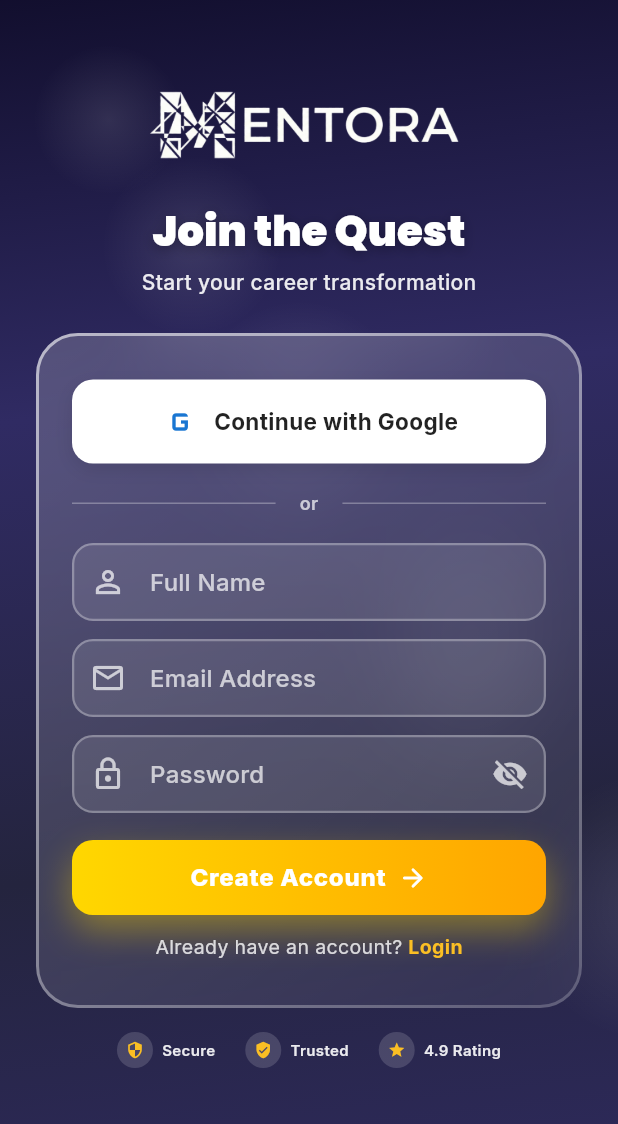
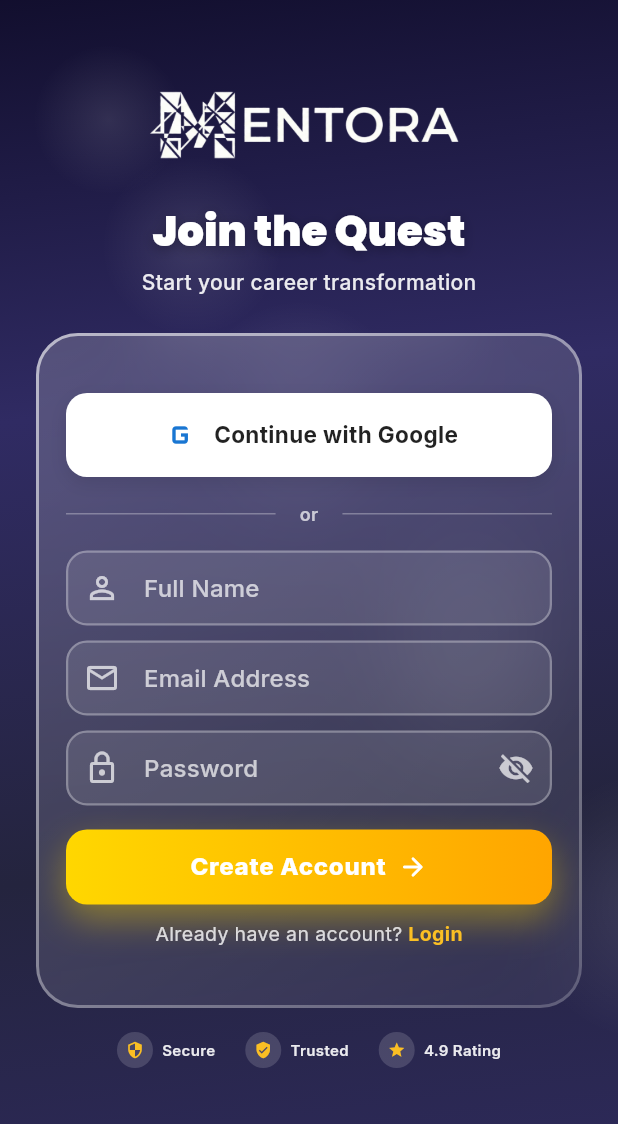
Before and after one commit to pranavraok/Mentora-App, a Flutter app: the screen it shows after launch, after a tap on "Start Your Quest", on a phone screen of 412 x 824 dp. Shown: the top 1124 px of the screen. Run offline on Flutter 3.47's test engine with Material 3 defaults, Android fonts, the phone set to English and light mode, and no system bars; drawn by our look-alikes of flutter_animate, glassmorphism; our stand-ins replace cloud_firestore, confetti, file_picker, flutter_riverpod, google_fonts, google_sign_in and 2 more; accounts and stored records are empty.

Commit message:
Auth Google + pixels fixed

```diff
--- a/lib/pages/auth_page.dart
+++ b/lib/pages/auth_page.dart
@@ -37,12 +37,10 @@
       duration: const Duration(seconds: 3),
       vsync: this,
     )..repeat(reverse: true);
-
     _rotationController = AnimationController(
       duration: const Duration(seconds: 20),
       vsync: this,
     )..repeat();
-
     _slideController = AnimationController(
       duration: const Duration(milliseconds: 600),
       vsync: this,
@@ -86,7 +84,6 @@
   Future<void> _handleAuth() async {
     if (!_formKey.currentState!.validate()) return;
     setState(() => _isLoading = true);
-
     try {
       final authService = AuthService();
       if (widget.isLogin) {
@@ -96,7 +93,6 @@
             _emailController.text.trim(),
             _passwordController.text,
           );
-
           if (response.user != null) {
             final isEmailVerified = response.user!.emailConfirmedAt != null;
             if (!isEmailVerified) {
@@ -115,12 +111,10 @@
               await authService.signOut();
               return;
             }
-
             final isComplete =
             await authService.isOnboardingComplete(response.user!.id);
             if (!mounted) return;
             setState(() => _isLoading = false);
-
             await showAuthPopup(
               context: context,
               title: 'Login Successful! 🎉',
@@ -146,7 +140,6 @@
           if (!mounted) return;
           setState(() => _isLoading = false);
           final errorMessage = e.message.toLowerCase();
-
           if (errorMessage.contains('email not confirmed')) {
             await showAuthPopup(
               context: context,
@@ -195,11 +188,9 @@
           _passwordController.text,
           name: _nameController.text.trim(),
         );
-
         if (response.user != null) {
           if (!mounted) return;
           setState(() => _isLoading = false);
-
           await showAuthPopup(
             context: context,
             title: '📧 Check Your Email!',
@@ -240,16 +231,13 @@
     try {
       final authService = AuthService();
       final success = await authService.signInWithGoogle();
-
       if (success && mounted) {
         await Future.delayed(const Duration(seconds: 2));
         final user = authService.currentUser;
-
         if (user != null) {
           final isComplete =
           await authService.isOnboardingComplete(user.id);
           if (!mounted) return;
-
           if (isComplete) {
             Navigator.pushReplacement(
               context,
@@ -311,7 +299,6 @@
               );
             },
           ),
-
           // Floating orbs
           ...List.generate(5, (index) {
             return AnimatedBuilder(
@@ -340,16 +327,14 @@
               },
             );
           }),
-
           // Main content
           SafeArea(
             child: SingleChildScrollView(
               padding: const EdgeInsets.symmetric(horizontal: 24, vertical: 16),
               child: Column(
                 children: [
-                  const SizedBox(height: 20), // Controls vertical position
-
-                  // Logo (SMALLER)
+                  const SizedBox(height: 20),
+                  // Logo
                   AnimatedBuilder(
                     animation: _floatingController,
                     builder: (context, child) {
@@ -375,7 +360,6 @@
                     ),
                   ),
                   const SizedBox(height: 20),
-
                   // Title
                   Text(
                     widget.isLogin ? 'Welcome Back!' : 'Join the Quest',
@@ -394,7 +378,6 @@
                     ),
                   ).animate().fadeIn(delay: 200.ms).slideY(begin: 0.3, end: 0),
                   const SizedBox(height: 6),
-
                   // Subtitle
                   Text(
                     widget.isLogin
@@ -407,12 +390,11 @@
                     ),
                   ).animate().fadeIn(delay: 300.ms),
                   const SizedBox(height: 24),
-
-                  // Form card (CONSTRAINED WIDTH)
+                  // Form card - FIXED HEIGHT
                   ConstrainedBox(
                     constraints: const BoxConstraints(maxWidth: 450),
                     child: GlassmorphicContainer(
-                      height: 450,
+                      height: widget.isLogin ? 435 : 450, // REDUCED by 10px each
                       width: double.infinity,
                       borderRadius: 28,
                       blur: 20,
@@ -435,19 +417,18 @@
                         ],
                       ),
                       child: Padding(
-                        padding: const EdgeInsets.all(24),
+                        padding: const EdgeInsets.all(20), // REDUCED from 24 to 20
                         child: Form(
                           key: _formKey,
                           child: Column(
                             mainAxisSize: MainAxisSize.min,
                             children: [
-                              // Google button ONLY (FULL WIDTH)
+                              // Google button
                               _buildGoogleButton()
                                   .animate()
                                   .fadeIn(delay: 400.ms)
                                   .slideY(begin: 0.2, end: 0),
-                              const SizedBox(height: 18),
-
+                              const SizedBox(height: 16), // REDUCED from 18 to 16
                               // Divider
                               Row(
                                 children: [
@@ -477,8 +458,7 @@
                                   ),
                                 ],
                               ).animate().fadeIn(delay: 500.ms),
-                              const SizedBox(height: 18),
-
+                              const SizedBox(height: 16), // REDUCED from 18 to 16
                               // Name field (for signup)
                               if (!widget.isLogin) ...[
                                 _buildTextField(
@@ -493,9 +473,8 @@
                                     .animate()
                                     .fadeIn(delay: 600.ms)
                                     .slideX(begin: -0.2, end: 0),
-                                const SizedBox(height: 12),
+                                const SizedBox(height: 10), // REDUCED from 12 to 10
                               ],
-
                               // Email field
                               _buildTextField(
                                 controller: _emailController,
@@ -503,8 +482,7 @@
                                 icon: Icons.email_outlined,
                                 keyboardType: TextInputType.emailAddress,
                                 validator: (v) {
-                                  if (v?.isEmpty ?? true)
-                                    return 'Email required';
+                                  if (v?.isEmpty ?? true) return 'Email required';
                                   if (!v!.contains('@')) return 'Invalid email';
                                   return null;
                                 },
@@ -513,13 +491,11 @@
                                   .animate()
                                   .fadeIn(
                                 delay: Duration(
-                                  milliseconds:
-                                  widget.isLogin ? 600 : 700,
+                                  milliseconds: widget.isLogin ? 600 : 700,
                                 ),
                               )
                                   .slideX(begin: -0.2, end: 0),
-                              const SizedBox(height: 12),
-
+                              const SizedBox(height: 10), // REDUCED from 12 to 10
                               // Password field
                               _buildTextField(
                                 controller: _passwordController,
@@ -540,10 +516,8 @@
                                   },
                                 ),
                                 validator: (v) {
-                                  if (v?.isEmpty ?? true)
-                                    return 'Password required';
-                                  if (v!.length < 6)
-                                    return 'Min 6 characters';
+                                  if (v?.isEmpty ?? true) return 'Password required';
+                                  if (v!.length < 6) return 'Min 6 characters';
                                   return null;
                                 },
                                 delay: widget.isLogin ? 700 : 800,
@@ -551,14 +525,12 @@
                                   .animate()
                                   .fadeIn(
                                 delay: Duration(
-                                  milliseconds:
-                                  widget.isLogin ? 700 : 800,
+                                  milliseconds: widget.isLogin ? 700 : 800,
                                 ),
                               )
                                   .slideX(begin: -0.2, end: 0),
-
                               if (widget.isLogin) ...[
-                                const SizedBox(height: 4),
+                                const SizedBox(height: 2), // REDUCED from 4 to 2
                                 Align(
                                   alignment: Alignment.centerRight,
                                   child: TextButton(
@@ -578,24 +550,19 @@
                                   ),
                                 ).animate().fadeIn(delay: 800.ms),
                               ],
-
-                              const SizedBox(height: 18),
-
+                              const SizedBox(height: 16), // REDUCED from 18 to 16
                               // Submit button
                               _buildSubmitButton()
                                   .animate()
                                   .fadeIn(
                                 delay: Duration(
-                                  milliseconds:
-                                  widget.isLogin ? 900 : 1000,
+                                  milliseconds: widget.isLogin ? 900 : 1000,
                                 ),
                               )
                                   .slideY(begin: 0.2, end: 0)
                                   .then()
-                                  .shimmer(
-                                  delay: 1000.ms, duration: 2000.ms),
-                              const SizedBox(height: 12),
-
+                                  .shimmer(delay: 1000.ms, duration: 2000.ms),
+                              const SizedBox(height: 10), // REDUCED from 12 to 10
                               // Toggle auth mode
                               Row(
                                 mainAxisAlignment: MainAxisAlignment.center,
@@ -623,8 +590,7 @@
                                 ],
                               ).animate().fadeIn(
                                 delay: Duration(
-                                  milliseconds:
-                                  widget.isLogin ? 1000 : 1100,
+                                  milliseconds: widget.isLogin ? 1000 : 1100,
                                 ),
                               ),
                             ],
@@ -636,9 +602,7 @@
                         .fadeIn(delay: 400.ms)
                         .scale(begin: const Offset(0.95, 0.95)),
                   ),
-
                   const SizedBox(height: 16),
-
                   // Trust badges
                   Row(
                     mainAxisAlignment: MainAxisAlignment.center,
@@ -662,7 +626,7 @@
     );
   }
 
-  // Google button (FULL WIDTH)
+  // Google button
   Widget _buildGoogleButton() {
     return GestureDetector(
       onTap: _handleGoogleSignIn,
@@ -748,7 +712,7 @@
           fontWeight: FontWeight.w600,
         ),
         contentPadding:
-        const EdgeInsets.symmetric(horizontal: 18, vertical: 14),
+        const EdgeInsets.symmetric(horizontal: 18, vertical: 13), // REDUCED from 14 to 13
       ),
       validator: validator,
     );
--- a/lib/pages/landing_page.dart
+++ b/lib/pages/landing_page.dart
@@ -607,7 +607,7 @@
                 context,
                 icon: Icons.emoji_events,
                 title: 'Epic\nRewards',
-                description: 'XP, badges & more',
+                description: 'XP, badges & more..',
                 gradient: const LinearGradient(
                   colors: [Color(0xFFf093fb), Color(0xFFf5576c)],
                 ),
--- a/lib/pages/splash_page.dart
+++ b/lib/pages/splash_page.dart
@@ -5,6 +5,7 @@
 import 'package:mentora_app/pages/landing_page.dart';
 import 'package:mentora_app/pages/dashboard_page.dart';
 import 'package:mentora_app/services/auth_service.dart';
+import 'package:mentora_app/utils/responsive_helper.dart'; // ADDED
 
 class SplashPage extends StatefulWidget {
   const SplashPage({super.key});
@@ -22,7 +23,6 @@
 
   Future<void> _navigateToNextPage() async {
     await Future.delayed(const Duration(seconds: 5));
-
     if (!mounted) return;
 
     // Check if user is logged in
@@ -85,15 +85,14 @@
           children: [
             // Spacer to center content vertically
             const Spacer(),
-
-            // Logo + Tagline together (NO SPACE)
+            // Logo + Tagline together (RESPONSIVE)
             Column(
               mainAxisSize: MainAxisSize.min,
               children: [
-                // Logo (LARGER)
+                // Logo - RESPONSIVE
                 SizedBox(
-                  width: 240,
-                  height: 240,
+                  width: ResponsiveHelper.spacing(context, 240),
+                  height: ResponsiveHelper.spacing(context, 240),
                   child: Image.asset(
                     'assets/images/logo.png',
                     fit: BoxFit.contain,
@@ -102,18 +101,21 @@
                     .animate()
                     .fadeIn(duration: 600.ms)
                     .scale(begin: const Offset(0.8, 0.8)),
-
-                // NEGATIVE MARGIN to pull tagline up
+                // NEGATIVE MARGIN - RESPONSIVE
                 Transform.translate(
-                  offset: const Offset(0, -75), // Pull up by 30 pixels
+                  offset: Offset(0, -ResponsiveHelper.spacing(context, 75)),
                   child: Container(
-                    padding: const EdgeInsets.symmetric(horizontal: 40),
+                    padding: EdgeInsets.symmetric(
+                      horizontal: ResponsiveHelper.spacing(context, 40),
+                    ),
+                    child: FittedBox(
+                      fit: BoxFit.scaleDown,
                       child: Text(
                         'YOUR PERSONAL AI\nCAREER COUNSELOR',
                         textAlign: TextAlign.center,
                         style: GoogleFonts.montserrat(
                           color: Colors.white,
-                        fontSize: 17,
+                          fontSize: ResponsiveHelper.fontSize(context, 17),
                           fontWeight: FontWeight.w800,
                           letterSpacing: 2,
                           height: 1.3,
@@ -126,6 +128,7 @@
                           ],
                         ),
                       ),
+                    ),
                   )
                       .animate()
                       .fadeIn(delay: 600.ms, duration: 600.ms)
@@ -133,38 +136,41 @@
                 ),
               ],
             ),
-
             // Spacer to push content up
             const Spacer(),
-
-            // Loading indicator
+            // Loading indicator - RESPONSIVE
             SizedBox(
-              width: 32,
-              height: 32,
+              width: ResponsiveHelper.spacing(context, 32),
+              height: ResponsiveHelper.spacing(context, 32),
               child: CircularProgressIndicator(
                 strokeWidth: 3,
-                valueColor: AlwaysStoppedAnimation<Color>(
+                valueColor: AlwaysStoppedAnimation(
                   AppColors.xpGold,
                 ),
               ),
             ).animate().fadeIn(delay: 900.ms, duration: 400.ms),
-
-            const SizedBox(height: 24),
-
-            // Bottom branding
-            Text(
+            SizedBox(height: ResponsiveHelper.spacing(context, 24)),
+            // Bottom branding - RESPONSIVE
+            Padding(
+              padding: EdgeInsets.symmetric(
+                horizontal: ResponsiveHelper.spacing(context, 24),
+              ),
+              child: FittedBox(
+                fit: BoxFit.scaleDown,
+                child: Text(
                   'TRANSFORM YOUR CAREER JOURNEY',
                   style: GoogleFonts.montserrat(
                     color: Colors.white.withOpacity(0.6),
-                fontSize: 11,
+                    fontSize: ResponsiveHelper.fontSize(context, 11),
                     fontWeight: FontWeight.w600,
                     letterSpacing: 1.8,
+                  ),
+                ),
               ),
             )
                 .animate()
                 .fadeIn(delay: 1200.ms, duration: 600.ms),
-
-            const SizedBox(height: 40),
+            SizedBox(height: ResponsiveHelper.spacing(context, 40)),
           ],
         ),
       ),
```
Lines whose indentation alone changed are shown as unchanged.
